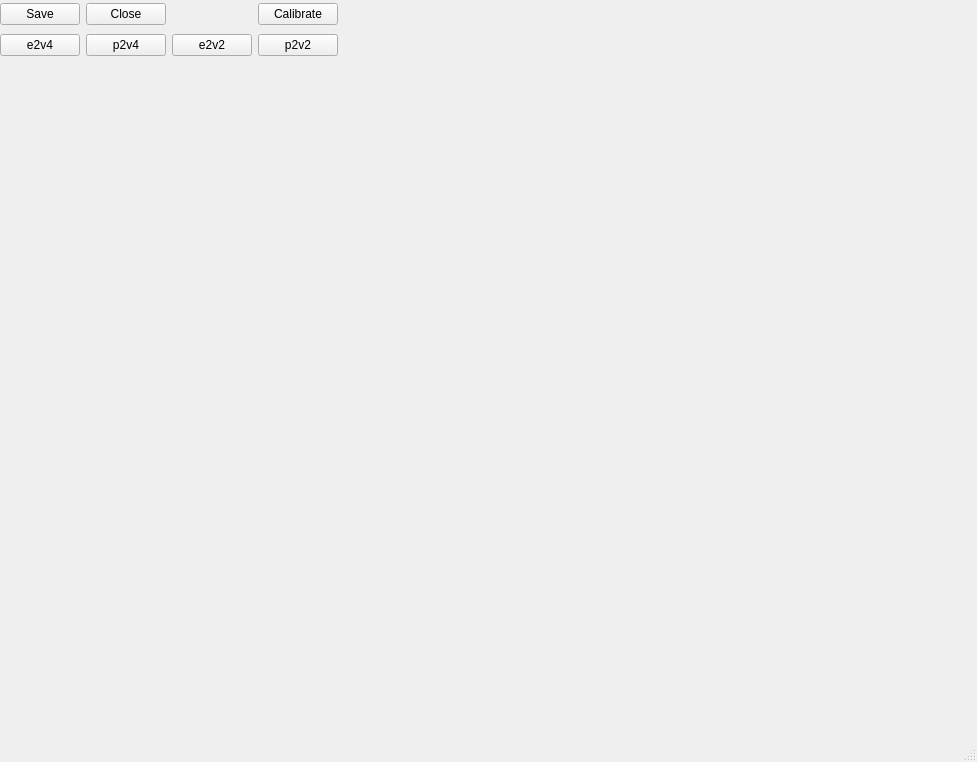
Qt form bpm's.ui (vitaliibalakin/c_orbit) before a commit.
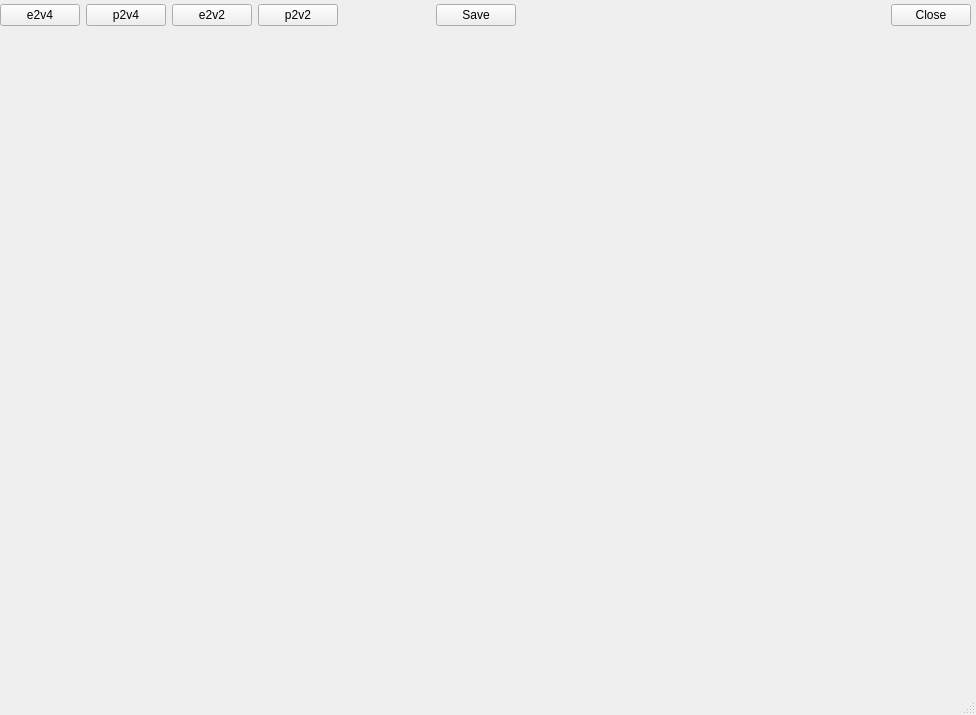
The same form after that commit.

Commit message: calibration development begin

The edit to the form file:
```diff
--- a/bpm's.ui
+++ b/bpm's.ui
@@ -6,8 +6,8 @@
    <rect>
     <x>0</x>
     <y>0</y>
-    <width>977</width>
-    <height>762</height>
+    <width>976</width>
+    <height>715</height>
    </rect>
   </property>
   <property name="windowTitle">
@@ -20,60 +20,92 @@
       <x>0</x>
       <y>0</y>
       <width>971</width>
-      <height>61</height>
+      <height>31</height>
      </rect>
     </property>
     <layout class="QGridLayout" name="gridLayout">
      <item row="0" column="3">
-      <widget class="QPushButton" name="btn_calibrate">
-       <property name="text">
-        <string>Calibrate</string>
-       </property>
-      </widget>
-     </item>
-     <item row="2" column="1">
-      <widget class="QPushButton" name="btn_sel_p2v4">
-       <property name="text">
-        <string>p2v4</string>
-       </property>
-      </widget>
-     </item>
-     <item row="2" column="0">
       <widget class="QPushButton" name="btn_sel_e2v4">
        <property name="text">
         <string>e2v4</string>
        </property>
       </widget>
      </item>
-     <item row="0" column="1">
+     <item row="0" column="15">
       <widget class="QPushButton" name="btn_close">
        <property name="text">
         <string>Close</string>
        </property>
       </widget>
      </item>
-     <item row="2" column="3">
-      <widget class="QPushButton" name="btn_sel_p2v2">
-       <property name="text">
-        <string>p2v2</string>
-       </property>
-      </widget>
-     </item>
-     <item row="2" column="2">
+     <item row="0" column="5">
       <widget class="QPushButton" name="btn_sel_e2v2">
        <property name="text">
         <string>e2v2</string>
        </property>
       </widget>
      </item>
-     <item row="0" column="0">
+     <item row="0" column="13">
+      <spacer name="horizontalSpacer_5">
+       <property name="orientation">
+        <enum>Qt::Horizontal</enum>
+       </property>
+       <property name="sizeHint" stdset="0">
+        <size>
+         <width>40</width>
+         <height>20</height>
+        </size>
+       </property>
+      </spacer>
+     </item>
+     <item row="0" column="12">
+      <spacer name="horizontalSpacer_6">
+       <property name="orientation">
+        <enum>Qt::Horizontal</enum>
+       </property>
+       <property name="sizeHint" stdset="0">
+        <size>
+         <width>40</width>
+         <height>20</height>
+        </size>
+       </property>
+      </spacer>
+     </item>
+     <item row="0" column="6">
+      <widget class="QPushButton" name="btn_sel_p2v2">
+       <property name="text">
+        <string>p2v2</string>
+       </property>
+      </widget>
+     </item>
+     <item row="0" column="4">
+      <widget class="QPushButton" name="btn_sel_p2v4">
+       <property name="text">
+        <string>p2v4</string>
+       </property>
+      </widget>
+     </item>
+     <item row="0" column="14">
+      <spacer name="horizontalSpacer_4">
+       <property name="orientation">
+        <enum>Qt::Horizontal</enum>
+       </property>
+       <property name="sizeHint" stdset="0">
+        <size>
+         <width>40</width>
+         <height>20</height>
+        </size>
+       </property>
+      </spacer>
+     </item>
+     <item row="0" column="10">
       <widget class="QPushButton" name="btn_save">
        <property name="text">
         <string>Save</string>
        </property>
       </widget>
      </item>
-     <item row="2" column="4">
+     <item row="0" column="7">
       <spacer name="horizontalSpacer_3">
        <property name="orientation">
         <enum>Qt::Horizontal</enum>
@@ -86,8 +118,8 @@
        </property>
       </spacer>
      </item>
-     <item row="0" column="4">
-      <spacer name="horizontalSpacer_2">
+     <item row="0" column="11">
+      <spacer name="horizontalSpacer_7">
        <property name="orientation">
         <enum>Qt::Horizontal</enum>
        </property>
@@ -105,7 +137,7 @@
     <property name="geometry">
      <rect>
       <x>0</x>
-      <y>70</y>
+      <y>30</y>
       <width>971</width>
       <height>641</height>
      </rect>
```
Left out of the diff: 2 changed lines with no effect on the pictures. The commit also changes 1 other file.
